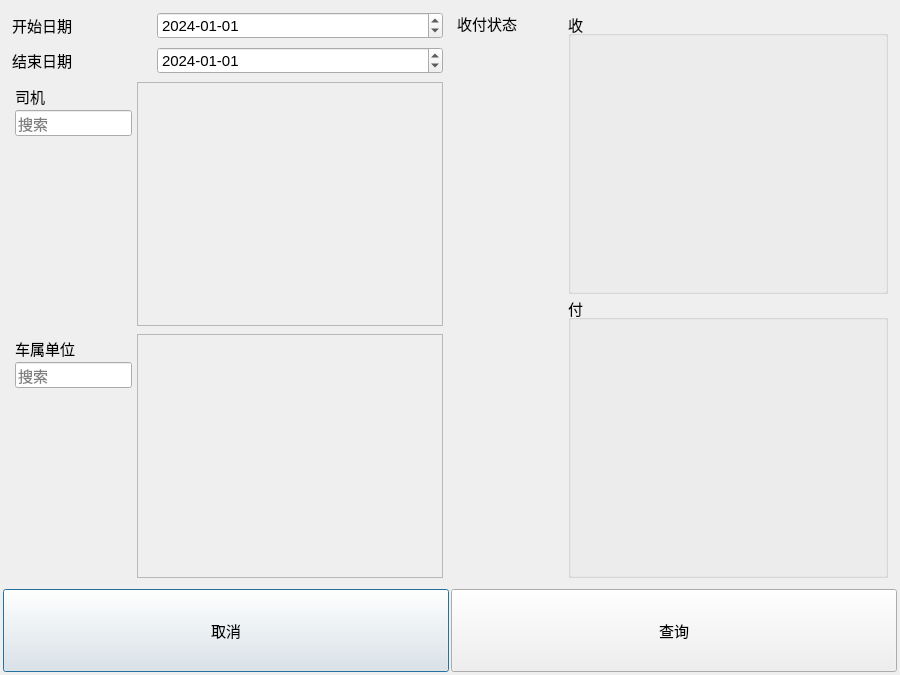
Above: widgets/create_wage_table_dialog/wage_table_dialog.ui from cockmake/SharedTable before the change. Below: the same form after it.
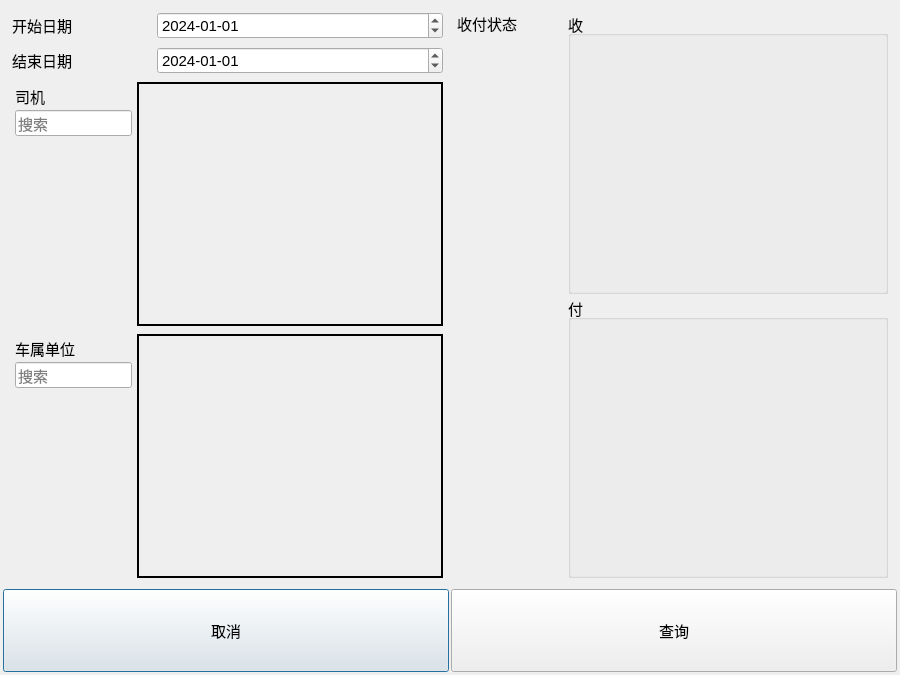
That is the form after the change.

```diff
--- a/widgets/create_wage_table_dialog/wage_table_dialog.ui
+++ b/widgets/create_wage_table_dialog/wage_table_dialog.ui
@@ -234,6 +234,12 @@
              <height>230</height>
             </size>
            </property>
+           <property name="frameShape">
+            <enum>QFrame::WinPanel</enum>
+           </property>
+           <property name="frameShadow">
+            <enum>QFrame::Plain</enum>
+           </property>
            <property name="widgetResizable">
             <bool>true</bool>
            </property>
@@ -242,8 +248,8 @@
              <rect>
               <x>0</x>
               <y>0</y>
-              <width>304</width>
-              <height>249</height>
+              <width>302</width>
+              <height>247</height>
              </rect>
             </property>
            </widget>
@@ -331,6 +337,12 @@
              <height>230</height>
             </size>
            </property>
+           <property name="frameShape">
+            <enum>QFrame::WinPanel</enum>
+           </property>
+           <property name="frameShadow">
+            <enum>QFrame::Plain</enum>
+           </property>
            <property name="widgetResizable">
             <bool>true</bool>
            </property>
@@ -339,8 +351,8 @@
              <rect>
               <x>0</x>
               <y>0</y>
-              <width>304</width>
-              <height>249</height>
+              <width>302</width>
+              <height>247</height>
              </rect>
             </property>
            </widget>
```
